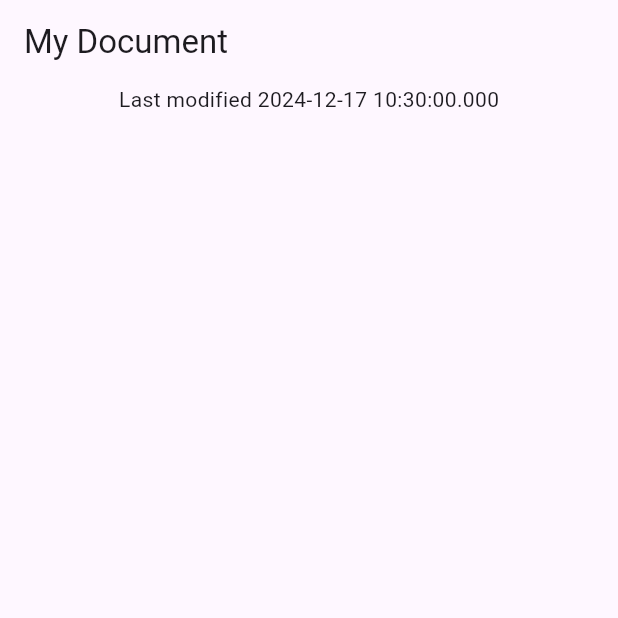
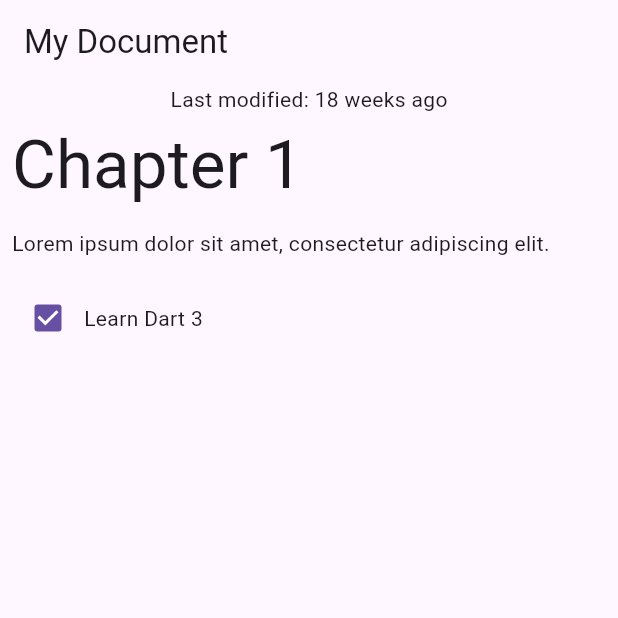
Before and after one commit to RodBarnes/patterns_codelab, a Flutter app: the screen it shows after launch, on a phone screen of 412 x 824 dp, the top half of it. Run offline on Flutter 3.47's test engine with Material 3 defaults, Android fonts, the phone set to English and light mode, and no system bars.

Commit message:
Completed records and patterns lab

```diff
--- a/lib/data.dart
+++ b/lib/data.dart
@@ -5,18 +5,63 @@ class Document {
   Document() : _json = jsonDecode(documentJson);
 
   (String, {DateTime modified}) get metadata {
-    const title = 'My Document';
-    final now = DateTime.now();
+    if (_json
+        case {
+          'metadata': {
+            'title': String title,
+            'modified': String localModified,
+          }
+        }) {
+      return (title, modified: DateTime.parse(localModified));
+    } else {
+      throw const FormatException('Unexpected JSON');
+    }
+  }
 
-    return (title, modified: now);
+  List<Block> getBlocks() {
+    if (_json case {'blocks': List blocksJson}) {
+      return [for (final blockJson in blocksJson) Block.fromJson(blockJson)];
+    } else {
+      throw const FormatException('Unexpected JSON format');
+    }
   }
+}
+
+sealed class Block {
+  Block();
+
+  factory Block.fromJson(Map<String, Object?> json) {
+    return switch (json) {
+      {'type': 'h1', 'text': String text} => HeaderBlock(text),
+      {'type': 'p', 'text': String text} => ParagraphBlock(text),
+      {'type': 'checkbox', 'text': String text, 'checked': bool checked} =>
+        CheckboxBlock(text, checked),
+      _ => throw const FormatException('Unexpected JSON format'),
+    };
+  }
+}
+
+class HeaderBlock extends Block {
+  final String text;
+  HeaderBlock(this.text);
+}
+
+class ParagraphBlock extends Block {
+  final String text;
+  ParagraphBlock(this.text);
+}
+
+class CheckboxBlock extends Block {
+  final String text;
+  final bool isChecked;
+  CheckboxBlock(this.text, this.isChecked);
 }
 
 const documentJson = '''
 {
   "metadata": {
     "title": "My Document",
-    "modified": "2023-05-10"
+    "modified": "2024-08-10"
   },
   "blocks": [
     {
@@ -29,7 +74,7 @@ const documentJson = '''
     },
     {
       "type": "checkbox",
-      "checked": false,
+      "checked": true,
       "text": "Learn Dart 3"
     }
   ]
--- a/lib/main.dart
+++ b/lib/main.dart
@@ -31,6 +31,8 @@ class DocumentScreen extends StatelessWidget {
   @override
   Widget build(BuildContext context) {
     final (title, :modified) = document.metadata;
+    final formattedModifiedDate = formatDate(modified);
+    final blocks = document.getBlocks();
 
     return Scaffold(
       appBar: AppBar(
@@ -38,11 +40,62 @@ class DocumentScreen extends StatelessWidget {
       ),
       body: Column(
         children: [
-          Center(
-            child: Text('Last modified $modified'),
-          ),
+          Text('Last modified: $formattedModifiedDate'),
+          Expanded(
+            child: ListView.builder(
+                itemCount: blocks.length,
+                itemBuilder: (context, index) {
+                  return BlockWidget(block: blocks[index]);
+                }),
+          )
         ],
       ),
     );
   }
 }
+
+class BlockWidget extends StatelessWidget {
+  final Block block;
+
+  const BlockWidget({
+    required this.block,
+    super.key,
+  });
+
+  @override
+  Widget build(BuildContext context) {
+    return Container(
+      margin: const EdgeInsets.all(8),
+      child: switch (block) {
+        HeaderBlock(:final text) => Text(
+            text,
+            style: Theme.of(context).textTheme.displayMedium,
+          ),
+        ParagraphBlock(:final text) => Text(text),
+        CheckboxBlock(:final text, :final isChecked) => Row(
+            children: [
+              Checkbox(value: isChecked, onChanged: (_) {}),
+              Text(text),
+            ],
+          ),
+      },
+    );
+  }
+}
+
+String formatDate(DateTime dateTime) {
+  final today = DateTime.now();
+  final difference = dateTime.difference(today);
+
+  return switch (difference) {
+    Duration(inDays: 0) => 'today',
+    Duration(inDays: 1) => 'tomorrow',
+    Duration(inDays: -1) => 'yesterday',
+    Duration(inDays: final days) when days > 7 =>
+      '${days ~/ 7} weeks from now', // Add from here
+    Duration(inDays: final days) when days < -7 =>
+      '${days.abs() ~/ 7} weeks ago',
+    Duration(inDays: final days, isNegative: true) => '${days.abs()} days ago',
+    Duration(inDays: final days) => '$days days from now',
+  };
+}
```
